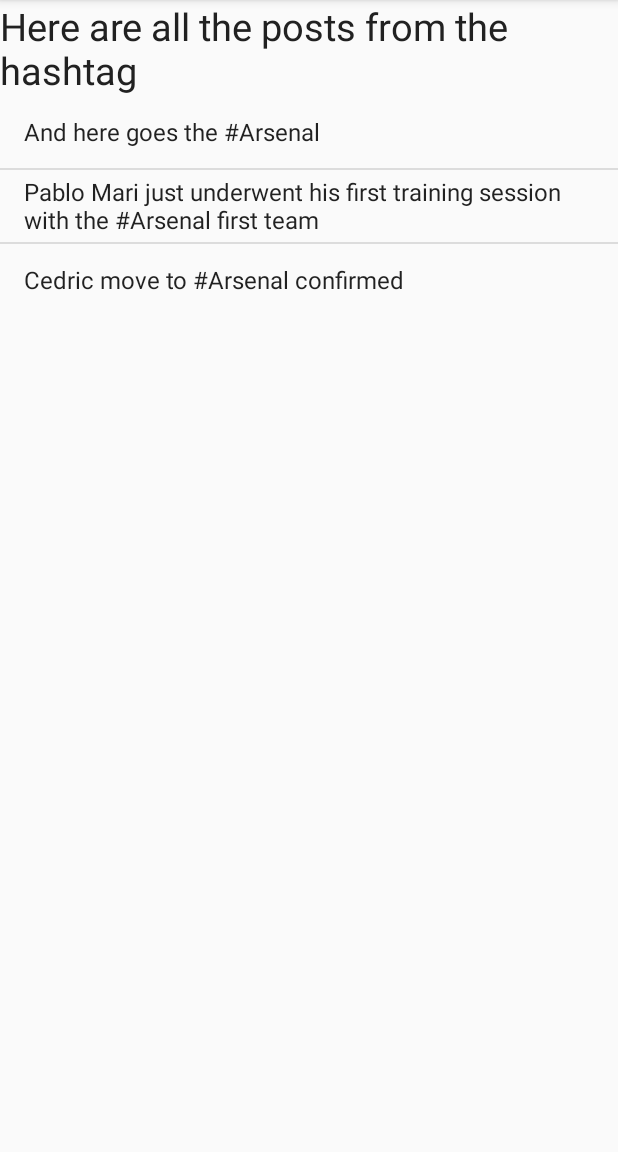
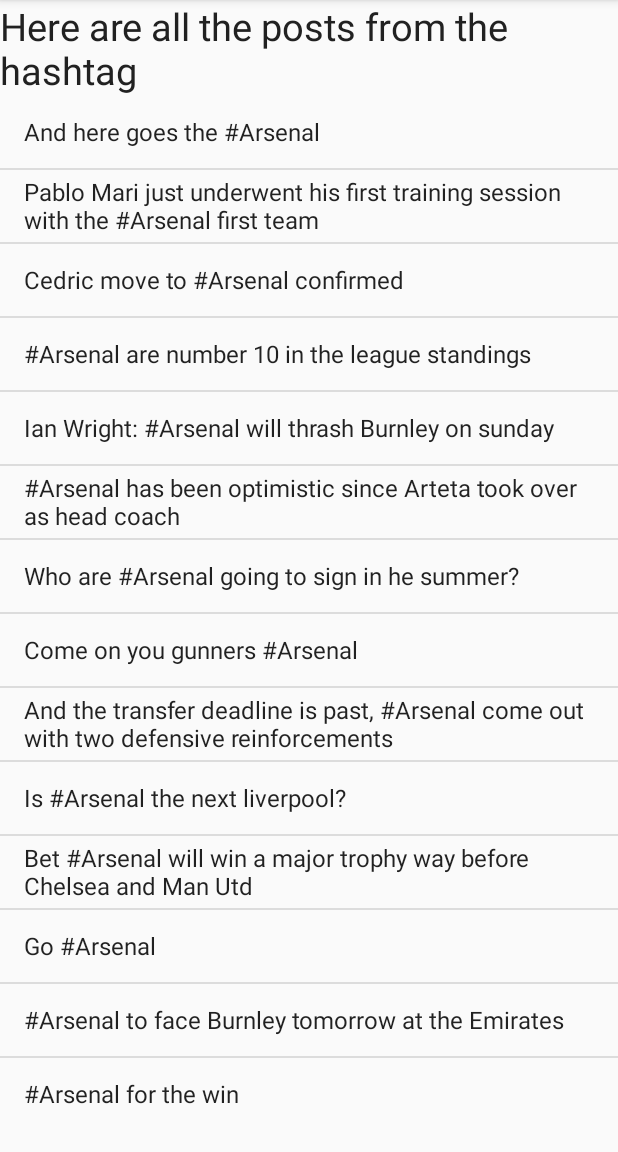
Before and after one commit to maghanga/hashtag_tracker, an Android app: the SearchHashtagActivity screen opened directly, with no data from a screen before it, after a tap on "FIND POSTS", on a phone screen of 412 x 824 dp, the part 84-1236 px from its top. Run offline under Robolectric (Android 15) with nearby library versions, the phone set to English and light mode, and no system bars; our stand-ins replace ButterKnife.

Commit message:
Add toasts to the Hashtag and Search hashtag activity to confirm statuses

```diff
--- a/app/src/main/java/com/thinknehru/hashtag_tracker/HashtagActivity.java
+++ b/app/src/main/java/com/thinknehru/hashtag_tracker/HashtagActivity.java
@@ -7,6 +7,7 @@ import android.os.Bundle;
 import android.widget.ArrayAdapter;
 import android.widget.ListView;
 import android.widget.TextView;
+import android.widget.Toast;
 
 import butterknife.BindView;
 import butterknife.ButterKnife;
@@ -15,7 +16,7 @@ public class HashtagActivity extends AppCompatActivity {
     @BindView(R.id.hashtagTextView)
     TextView mHashtagTextView;
     @BindView(R.id.listView) ListView mListView;
-    private String[] posts = new String[] {"And here goes the #Arsenal", "Pablo Mari just underwent his first training session with the #Arsenal first team", "Cedric move to #Arsenal confirmed"};
+    private String[] posts = new String[] {"And here goes the #Arsenal", "Pablo Mari just underwent his first training session with the #Arsenal first team", "Cedric move to #Arsenal confirmed", "#Arsenal are number 10 in the league standings", "Ian Wright: #Arsenal will thrash Burnley on sunday", "#Arsenal has been optimistic since Arteta took over as head coach", "Who are #Arsenal going to sign in he summer?", "Come on you gunners #Arsenal", "And the transfer deadline is past, #Arsenal come out with two defensive reinforcements", "Is #Arsenal the next liverpool?", "Bet #Arsenal will win a major trophy way before Chelsea and Man Utd", "Go #Arsenal", "#Arsenal to face Burnley tomorrow at the Emirates", "#Arsenal for the win"};
 
     @Override
     protected void onCreate(Bundle savedInstanceState) {
@@ -31,5 +32,7 @@ public class HashtagActivity extends AppCompatActivity {
         String hashtag = getIntent().getStringExtra("hashtag");
         mHashtagTextView.setText("Here are all the posts from the hashtag " + hashtag);
 
+        Toast.makeText(HashtagActivity.this, "Success", Toast.LENGTH_LONG).show();
+
     }
 }
--- a/app/src/main/java/com/thinknehru/hashtag_tracker/SearchHashtagActivity.java
+++ b/app/src/main/java/com/thinknehru/hashtag_tracker/SearchHashtagActivity.java
@@ -4,10 +4,12 @@ import androidx.appcompat.app.AppCompatActivity;
 
 import android.content.Intent;
 import android.os.Bundle;
+import android.util.Log;
 import android.view.View;
 import android.widget.Button;
 import android.widget.EditText;
 import android.widget.TextView;
+import android.widget.Toast;
 
 import butterknife.BindView;
 import butterknife.ButterKnife;
@@ -27,6 +29,8 @@ public class SearchHashtagActivity extends AppCompatActivity implements View.OnC
         setContentView(R.layout.activity_search_hashtag);
         ButterKnife.bind(this);
 
+        Toast.makeText(SearchHashtagActivity.this, "Type #Arsenal as an example and search to get posts from the hashtag", Toast.LENGTH_SHORT).show();
+
         mSearchHashtagButton.setOnClickListener(this);
 
 
```
